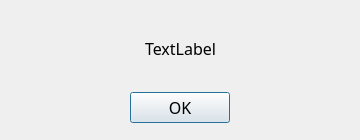
First picture: the form in src/ok-dialog.ui, repository sc0000/hfmdd-video-system, before the edit.
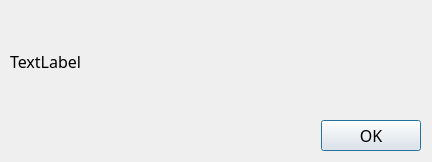
Second picture: the form after the edit.

Diff of the .ui file:
```diff
--- a/src/ok-dialog.ui
+++ b/src/ok-dialog.ui
@@ -6,8 +6,8 @@
    <rect>
     <x>0</x>
     <y>0</y>
-    <width>360</width>
-    <height>140</height>
+    <width>432</width>
+    <height>162</height>
    </rect>
   </property>
   <property name="minimumSize">
@@ -27,11 +27,14 @@
     <rect>
      <x>10</x>
      <y>10</y>
-     <width>341</width>
-     <height>121</height>
+     <width>411</width>
+     <height>141</height>
     </rect>
    </property>
    <layout class="QVBoxLayout" name="verticalLayout">
+    <property name="spacing">
+     <number>8</number>
+    </property>
     <property name="sizeConstraint">
      <enum>QLayout::SetNoConstraint</enum>
     </property>
@@ -53,11 +56,14 @@
        <string>TextLabel</string>
       </property>
       <property name="alignment">
-       <set>Qt::AlignCenter</set>
+       <set>Qt::AlignJustify|Qt::AlignVCenter</set>
       </property>
       <property name="wordWrap">
        <bool>true</bool>
       </property>
+      <property name="margin">
+       <number>8</number>
+      </property>
      </widget>
     </item>
     <item>
@@ -66,13 +72,32 @@
        <number>0</number>
       </property>
       <property name="bottomMargin">
-       <number>8</number>
+       <number>0</number>
       </property>
+      <item>
+       <spacer name="horizontalSpacer">
+        <property name="orientation">
+         <enum>Qt::Horizontal</enum>
+        </property>
+        <property name="sizeHint" stdset="0">
+         <size>
+          <width>40</width>
+          <height>20</height>
+         </size>
+        </property>
+       </spacer>
+      </item>
       <item>
        <widget class="QPushButton" name="okButton">
-        <property name="maximumSize">
+        <property name="minimumSize">
          <size>
           <width>100</width>
+          <height>0</height>
+         </size>
+        </property>
+        <property name="maximumSize">
+         <size>
+          <width>52</width>
           <height>16777215</height>
          </size>
         </property>
```
